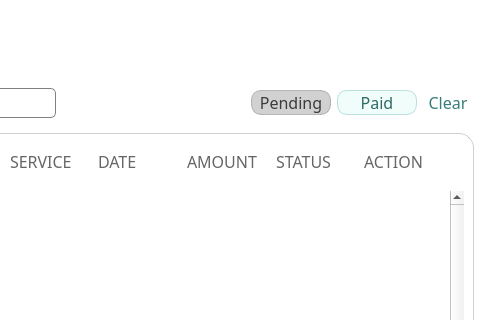
Qt form ui/PagePayments.ui (karlito20/AdoraFlowProject) before a commit; both pictures show x 201 to 681 and y 0 to 320 of the 681 by 495 pixel window.
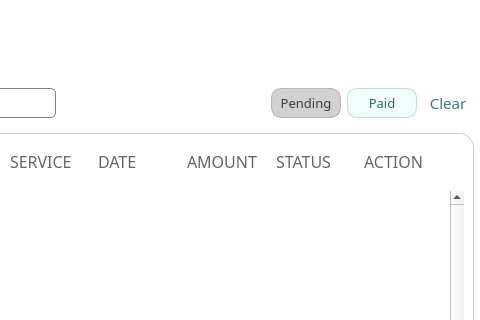
The same form after that commit.

Diff of the .ui file:
```diff
--- a/ui/PagePayments.ui
+++ b/ui/PagePayments.ui
@@ -588,20 +588,20 @@
        <widget class="QPushButton" name="pending_button">
         <property name="minimumSize">
          <size>
-          <width>80</width>
-          <height>25</height>
+          <width>70</width>
+          <height>30</height>
          </size>
         </property>
         <property name="maximumSize">
          <size>
-          <width>80</width>
-          <height>25</height>
+          <width>70</width>
+          <height>30</height>
          </size>
         </property>
         <property name="font">
          <font>
           <family>Slate</family>
-          <pointsize>12</pointsize>
+          <pointsize>10</pointsize>
          </font>
         </property>
         <property name="cursor">
@@ -624,20 +624,20 @@
        <widget class="QPushButton" name="paid_button">
         <property name="minimumSize">
          <size>
-          <width>80</width>
-          <height>25</height>
+          <width>70</width>
+          <height>30</height>
          </size>
         </property>
         <property name="maximumSize">
          <size>
-          <width>80</width>
-          <height>25</height>
+          <width>70</width>
+          <height>30</height>
          </size>
         </property>
         <property name="font">
          <font>
           <family>Slate</family>
-          <pointsize>12</pointsize>
+          <pointsize>10</pointsize>
          </font>
         </property>
         <property name="cursor">
@@ -673,7 +673,7 @@
         <property name="font">
          <font>
           <family>Slate</family>
-          <pointsize>12</pointsize>
+          <pointsize>11</pointsize>
          </font>
         </property>
         <property name="cursor">
```
